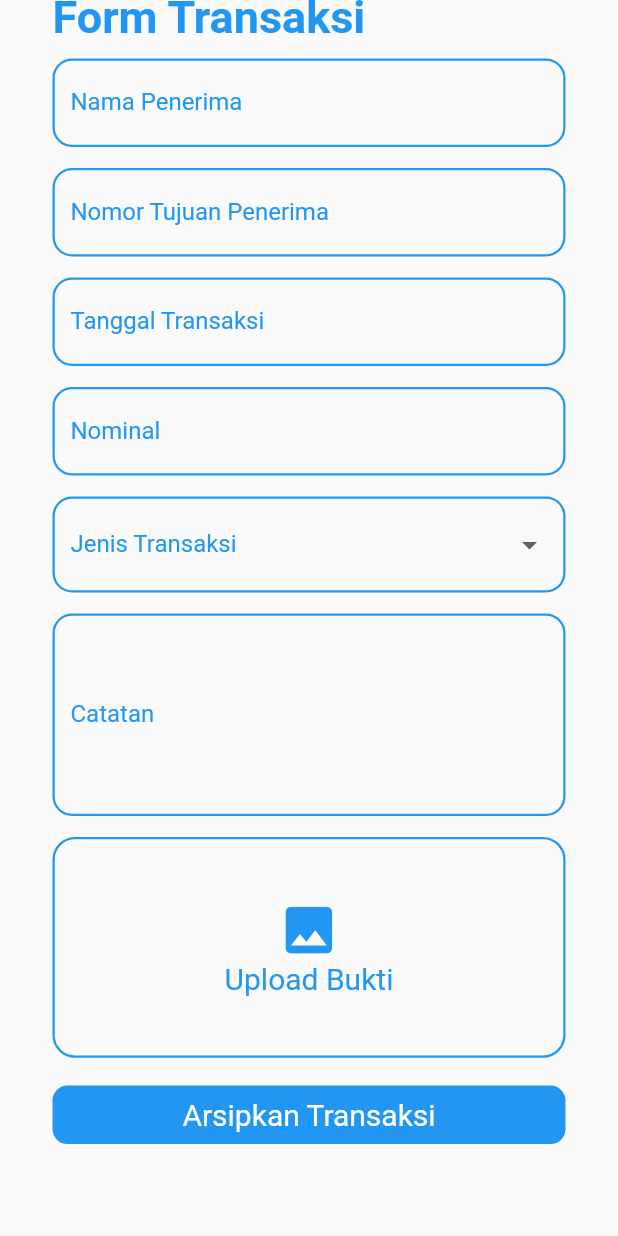
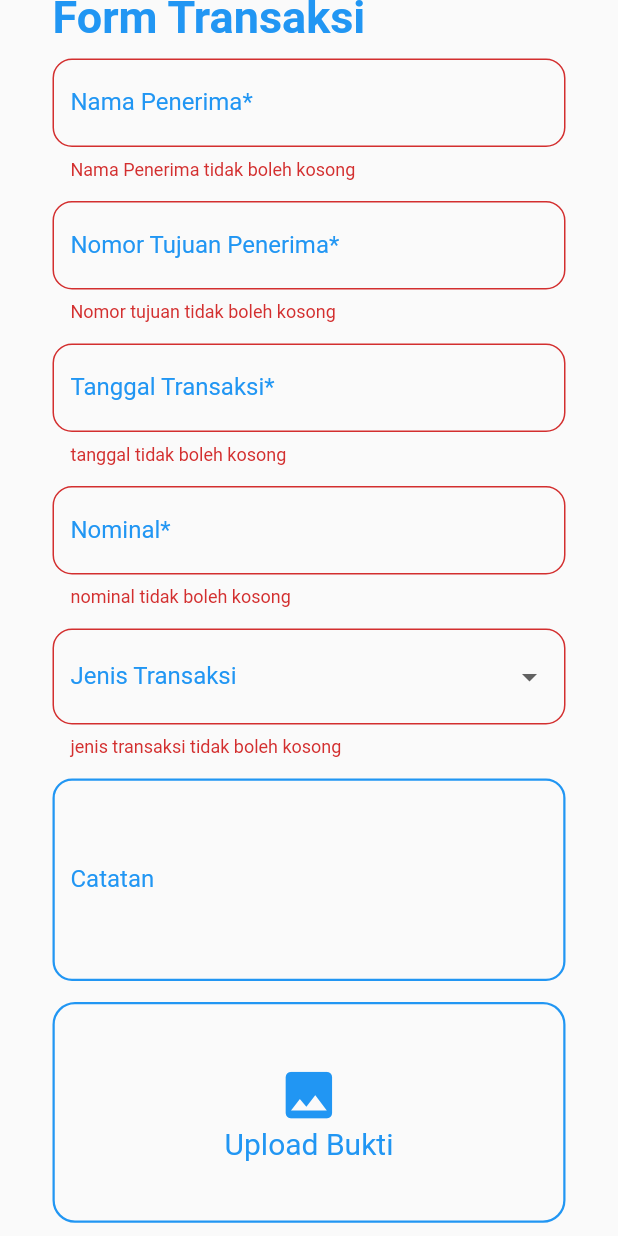
Before and after one commit to izzudin26/B-Archive_Flutter, a Flutter app: the FormTransaction screen opened directly, scrolled down 92 dp, after a tap on "Arsipkan Transaksi", on a phone screen of 412 x 824 dp. Run offline on Flutter 3.47's test engine with Material 2 defaults, Android fonts, the phone set to English and light mode, and no system bars; our stand-ins replace flutter_datetime_picker, image_picker, lottie, shared_preferences; missing offline and left inert: jwt_decode, qr_code_scanner; accounts and stored records are empty.

Commit message:
add insert transaction

```diff
--- a/lib/screen/formTransaction.dart
+++ b/lib/screen/formTransaction.dart
@@ -1,9 +1,11 @@
 import 'dart:io';
-
+import 'package:b_archive/model/blockdata.dart';
 import 'package:flutter/material.dart';
 import 'package:b_archive/style/style.dart' as style;
 import 'package:flutter_datetime_picker/flutter_datetime_picker.dart';
 import 'package:image_picker/image_picker.dart';
+import 'package:b_archive/service/webservice.dart' as _webservice;
+import 'package:b_archive/components/snackbarMessage.dart';
 
 class FormTransaction extends StatefulWidget {
   FormTransaction({Key? key}) : super(key: key);
@@ -15,9 +17,10 @@ class FormTransaction extends StatefulWidget {
 class _FormTransactionState extends State<FormTransaction> {
   final _formkey = GlobalKey<FormState>();
   XFile? image;
+  bool isLoading = false;
 
-  TextEditingController name = TextEditingController();
-  TextEditingController rekening = TextEditingController();
+  TextEditingController receiverName = TextEditingController();
+  TextEditingController receiverNumber = TextEditingController();
   TextEditingController date = TextEditingController();
   TextEditingController ref = TextEditingController();
   TextEditingController amount = TextEditingController();
@@ -37,10 +40,80 @@ class _FormTransactionState extends State<FormTransaction> {
     final ImagePicker _picker = ImagePicker();
     XFile? file = await _picker.pickImage(source: ImageSource.gallery);
     if (file != null) {
-      print(file.path);
       setState(() {
         image = file;
       });
+    }
+  }
+
+  String? validateReceiverName(String? value) {
+    if (value == null || value.isEmpty) {
+      return "Nama Penerima tidak boleh kosong";
+    }
+    if (value.length < 3) {
+      return "Nama Penerima tidak boleh kurang dari 3 karakter";
+    }
+    return null;
+  }
+
+  String? validateReceiverNumber(String? value) {
+    if (value == null || value.isEmpty) {
+      return "Nomor tujuan tidak boleh kosong";
+    }
+    return null;
+  }
+
+  String? validateDate(String? value) {
+    if (value == null || value.isEmpty) {
+      return "tanggal tidak boleh kosong";
+    }
+    return null;
+  }
+
+  String? validateAmount(String? value) {
+    if (value == null || value.isEmpty) {
+      return "nominal tidak boleh kosong";
+    }
+    return null;
+  }
+
+  String? validateTransactionType(String? value) {
+    if (value == null || value.isEmpty) {
+      return "jenis transaksi tidak boleh kosong";
+    }
+    return null;
+  }
+
+  Future<void> processInsert() async {
+    if (_formkey.currentState!.validate()) {
+      if (image != null) {
+        setState(() {
+          isLoading = true;
+        });
+        try {
+          String imagename =
+              await _webservice.uploadImage(image: new File(image!.path));
+          Metadata metadata = Metadata(
+              receiverName: receiverName.text,
+              receiverNumber: receiverNumber.text,
+              transactionDate: date.text,
+              referenceNumber: ref.text,
+              amount: int.parse(amount.text),
+              note: note.text,
+              imageUri: imagename,
+              transactionType: transactionOption);
+          await _webservice.insertBlockdata(metadata: metadata);
+          showSnackbar(context, "Berhasil mengarsipkan data");
+          Navigator.pop(context);
+        } catch (e) {
+          showSnackbar(context, "$e");
+          setState(() {
+            isLoading = false;
+          });
+        }
+      } else {
+        showSnackbar(context, "Bukti transaksi tidak boleh kosong");
+      }
     }
   }
 
@@ -51,37 +124,42 @@ class _FormTransactionState extends State<FormTransaction> {
           Container(
             margin: EdgeInsets.only(top: 10, bottom: 7),
             child: TextFormField(
-              decoration: style.textInput(context, "Nama Penerima"),
-              controller: name,
+              decoration: style.textInput(context, "Nama Penerima*"),
+              validator: validateReceiverName,
+              controller: receiverName,
             ),
           ),
           Container(
             margin: EdgeInsets.only(top: 7, bottom: 7),
             child: TextFormField(
-              decoration: style.textInput(context, "Nomor Tujuan Penerima"),
-              controller: rekening,
+              decoration: style.textInput(context, "Nomor Tujuan Penerima*"),
+              validator: validateReceiverNumber,
+              controller: receiverNumber,
             ),
           ),
           Container(
             margin: EdgeInsets.only(top: 7, bottom: 7),
             child: TextFormField(
-              decoration: style.textInput(context, "Tanggal Transaksi"),
+              decoration: style.textInput(context, "Tanggal Transaksi*"),
               controller: date,
               readOnly: true,
+              validator: validateDate,
               onTap: _showDatePicker,
             ),
           ),
           Container(
             margin: EdgeInsets.only(top: 7, bottom: 7),
             child: TextFormField(
-              decoration: style.textInput(context, "Nominal"),
+              decoration: style.textInput(context, "Nominal*"),
               keyboardType: TextInputType.number,
+              validator: validateAmount,
               controller: amount,
             ),
           ),
           Container(
               margin: EdgeInsets.only(top: 7, bottom: 7),
               child: DropdownButtonFormField<String>(
+                  validator: validateTransactionType,
                   decoration: style.textInput(context, "Jenis Transaksi"),
                   items: <String>["payment", "transfer", "topup"]
                       .map((e) => DropdownMenuItem(
@@ -137,10 +215,10 @@ class _FormTransactionState extends State<FormTransaction> {
               child: SizedBox(
                 width: double.infinity,
                 child: TextButton(
-                    onPressed: () {},
+                    onPressed: processInsert,
                     child: Text("Arsipkan Transaksi",
                         style: style.textMenuStyle(context, Colors.white)),
-                    style: style.button(context, false)),
+                    style: style.button(context, isLoading)),
               )),
         ],
       ));
```
Also changed, not shown: lib/service/webservice.dart (added, +36 -0 lines).
